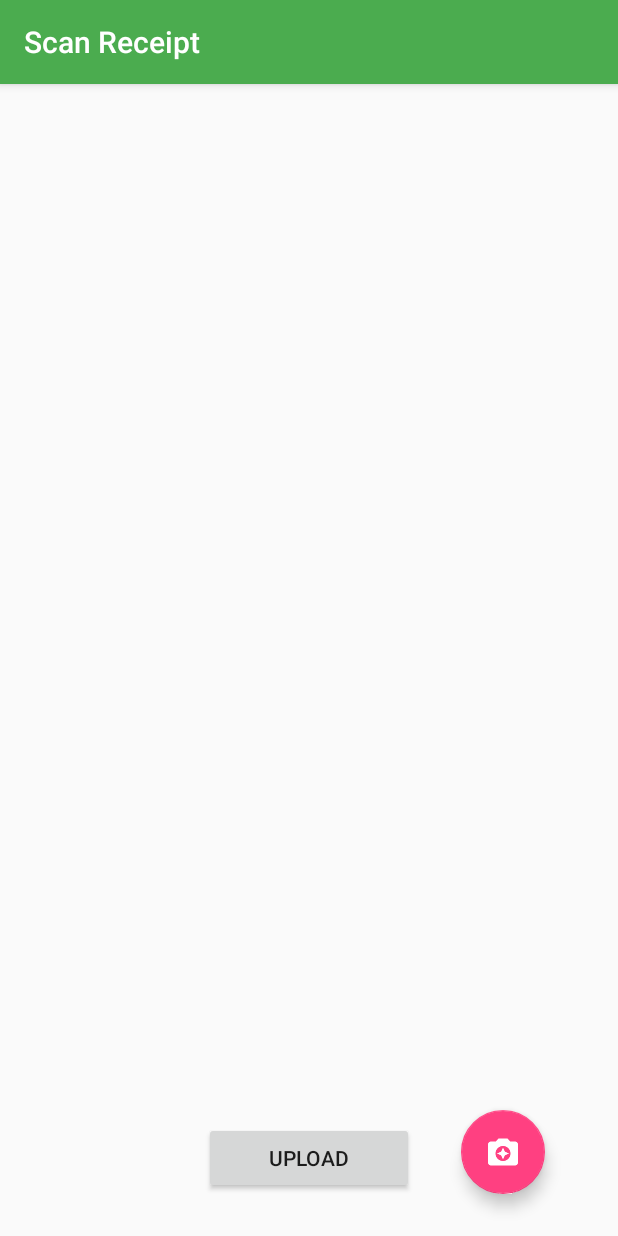
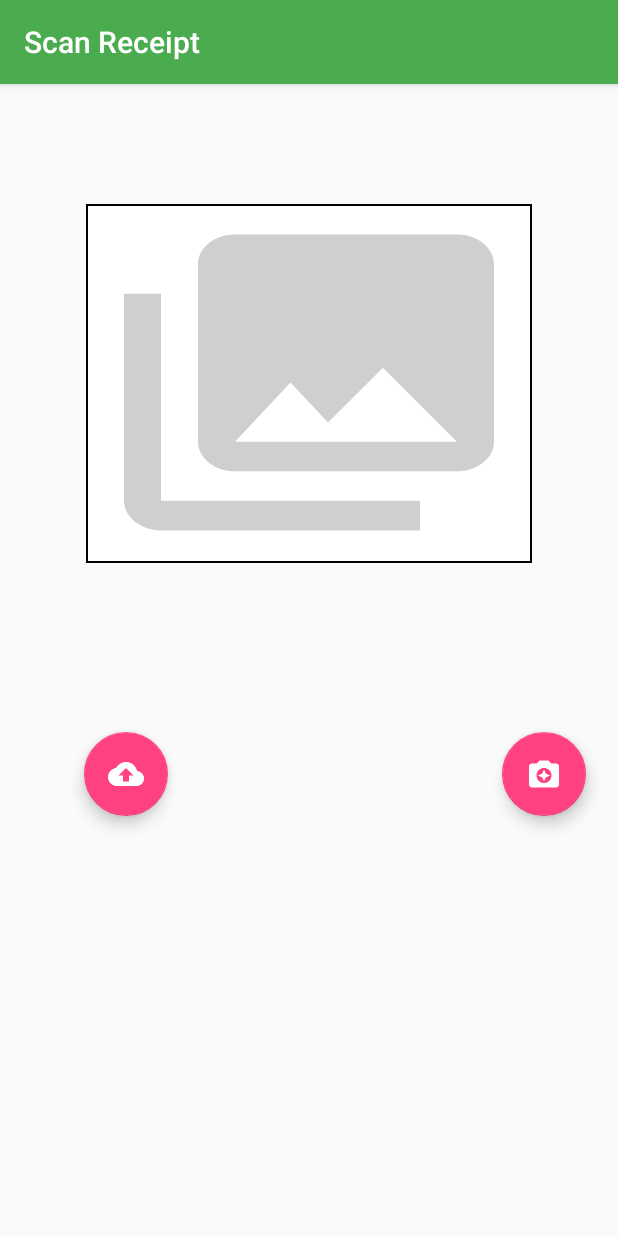
Before and after one commit to smitha272/Storeup-Android, an Android app: the fragment ScanReceipt shown on its own in the app's theme, on a phone screen of 412 x 824 dp. Run offline under Robolectric (Android 15) with nearby library versions, the phone set to English and light mode, and no system bars; our stand-ins replace Firebase (no records; nobody signed in at launch, a user with empty details on screens opened directly).

Commit message:
Scan Receipt Fragment refactor

```diff
--- a/Application/storeup/app/src/main/java/com/storeup/ScanReceipt.java
+++ b/Application/storeup/app/src/main/java/com/storeup/ScanReceipt.java
@@ -66,7 +66,7 @@ public class ScanReceipt extends Fragment implements View.OnClickListener{
     //
     private ImageView imageView;
 
-    private Button buttonUpload;
+    private FloatingActionButton buttonUpload;
     private int PICK_IMAGE_REQUEST = 2;
     private Uri filePath;
     private StorageReference storageReference = FirebaseStorage.getInstance().getReference();
@@ -87,7 +87,7 @@ public class ScanReceipt extends Fragment implements View.OnClickListener{
 
         appSessionManager=new AppSessionManager(getActivity().getApplicationContext());
 
-        buttonUpload = (Button)getView().findViewById(R.id.buttonUpload);
+        buttonUpload = (FloatingActionButton)getView().findViewById(R.id.upload_fab);
 
         imageView = (ImageView)getView().findViewById(R.id.imageView);
 
--- a/Application/storeup/app/src/main/res/drawable/borders.xml
+++ b/Application/storeup/app/src/main/res/drawable/borders.xml
@@ -3,5 +3,6 @@
     <solid android:color="#FFFFFF" />
     <stroke android:width="1dp" android:color="#000000" />
     <padding android:left="1dp" android:top="1dp" android:right="1dp"
-        android:bottom="1dp" />
+        android:bottom="2dp" />
+    <size android:height="250dp" android:width="70dp" />
 </shape>
--- /dev/null
+++ b/Application/storeup/app/src/main/res/drawable/ic_menu_gallery2.xml
@@ -0,0 +1,9 @@
+<vector xmlns:android="http://schemas.android.com/apk/res/android"
+    android:width="24dp"
+    android:height="24dp"
+    android:viewportHeight="24.0"
+    android:viewportWidth="24.0">
+    <path
+        android:fillColor="#30000000"
+        android:pathData="M22,16V4c0,-1.1 -0.9,-2 -2,-2H8c-1.1,0 -2,0.9 -2,2v12c0,1.1 0.9,2 2,2h12c1.1,0 2,-0.9 2,-2zm-11,-4l2.03,2.71L16,11l4,5H8l3,-4zM2,6v14c0,1.1 0.9,2 2,2h14v-2H4V6H2z" />
+</vector>
--- a/Application/storeup/app/src/main/res/layout/user_scanreceipt_fragment.xml
+++ b/Application/storeup/app/src/main/res/layout/user_scanreceipt_fragment.xml
@@ -6,32 +6,15 @@
     android:layout_width="match_parent"
     android:layout_height="match_parent">
 
-    <Button
-        android:id="@+id/buttonUpload"
-        android:layout_width="140dp"
-        android:layout_height="48dp"
-        android:layout_alignParentBottom="true"
-        android:layout_centerHorizontal="true"
-        android:layout_marginBottom="28dp"
-        android:layout_marginTop="8dp"
-        android:paddingBottom="10dp"
-        android:paddingTop="10dp"
-        android:text="@string/upload"
-        app:layout_constraintBottom_toBottomOf="parent"
-        app:layout_constraintStart_toStartOf="parent"
-        app:layout_constraintTop_toBottomOf="@+id/linearLayoutImgView"
-        app:layout_constraintVertical_bias="0.916"
-        tools:layout_editor_absoluteX="108dp">
-
-    </Button>
-
     <LinearLayout
         android:id="@+id/linearLayoutImgView"
-        android:layout_width="match_parent"
-        android:layout_height="wrap_content"
+        android:layout_width="300dp"
+        android:layout_height="400dp"
+        android:layout_alignParentTop="true"
+        android:layout_centerHorizontal="true"
         android:orientation="horizontal"
-        android:paddingBottom="100dp"
-        android:paddingTop="100dp"
+        android:paddingBottom="80dp"
+        android:paddingTop="80dp"
         app:layout_constraintEnd_toEndOf="parent"
         app:layout_constraintStart_toStartOf="parent"
         app:layout_constraintTop_toTopOf="parent"
@@ -40,20 +23,35 @@
         <ImageView
             android:id="@+id/imageView"
             android:layout_width="match_parent"
-            android:layout_height="match_parent"
+            android:layout_height="239dp"
+            android:layout_marginLeft="1dp"
+            android:layout_marginRight="1dp"
+            android:adjustViewBounds="true"
             android:background="@drawable/borders"
             android:contentDescription="@string/descImage"
-            android:scaleType="centerInside" />
+            android:cropToPadding="true"
+            android:scaleType="fitXY"
+            android:src="@drawable/ic_menu_gallery2" />
     </LinearLayout>
 
     <android.support.design.widget.FloatingActionButton
         android:id="@+id/fab"
         android:layout_width="wrap_content"
         android:layout_height="wrap_content"
-        app:fabSize="normal"
-        android:layout_alignBottom="@+id/buttonUpload"
-        android:layout_marginStart="31dp"
+        android:layout_alignParentEnd="true"
+        android:layout_alignTop="@+id/upload_fab"
+        android:layout_marginEnd="21dp"
         android:src="@drawable/ic_camera_enhance_white_24dp"
-        android:layout_toEndOf="@+id/buttonUpload" />
+        app:fabSize="normal" />
+
+    <android.support.design.widget.FloatingActionButton
+        android:id="@+id/upload_fab"
+        android:layout_width="wrap_content"
+        android:layout_height="wrap_content"
+        android:layout_alignStart="@+id/linearLayoutImgView"
+        android:layout_below="@+id/linearLayoutImgView"
+        android:layout_marginTop="32dp"
+        android:src="@drawable/ic_backup_white_24dp"
+        app:fabSize="normal" />
 
 </RelativeLayout>
```
Also changed, not shown: Application/storeup/app/src/main/res/drawable/ic_backup_white_24dp.png (added).
